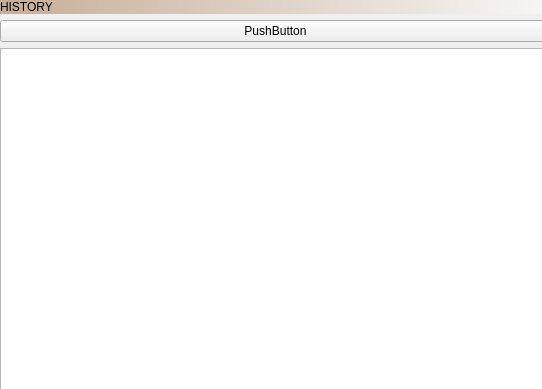
Old version of the form history.ui in the repository Jenway/gomoku.
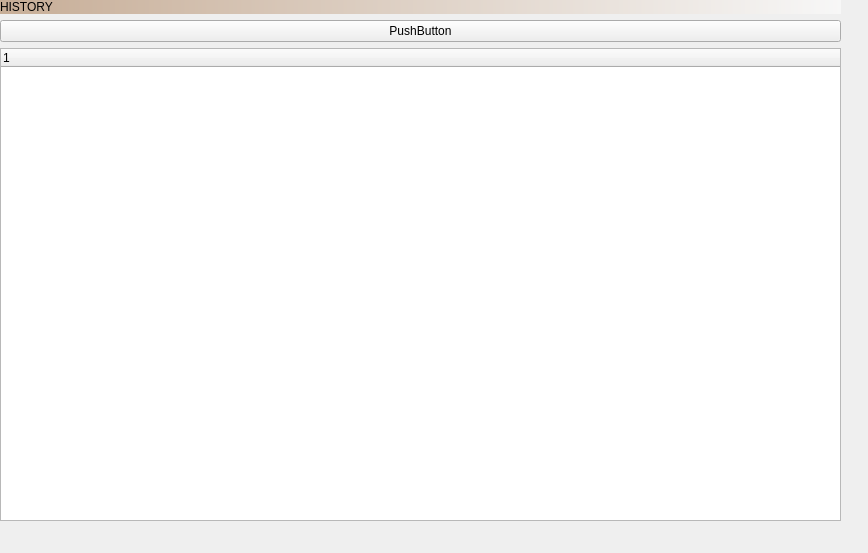
New version of the form.

What changed in the file:
```diff
--- a/history.ui
+++ b/history.ui
@@ -6,8 +6,8 @@
    <rect>
     <x>0</x>
     <y>0</y>
-    <width>542</width>
-    <height>389</height>
+    <width>868</width>
+    <height>553</height>
    </rect>
   </property>
   <property name="windowTitle">
@@ -18,8 +18,8 @@
     <rect>
      <x>0</x>
      <y>0</y>
-     <width>551</width>
-     <height>391</height>
+     <width>841</width>
+     <height>521</height>
     </rect>
    </property>
    <layout class="QVBoxLayout" name="verticalLayout">
@@ -43,7 +43,13 @@
      </widget>
     </item>
     <item>
-     <widget class="QListView" name="listView"/>
+     <widget class="QTreeWidget" name="treeWidget">
+      <column>
+       <property name="text">
+        <string notr="true">1</string>
+       </property>
+      </column>
+     </widget>
     </item>
    </layout>
   </widget>
```
